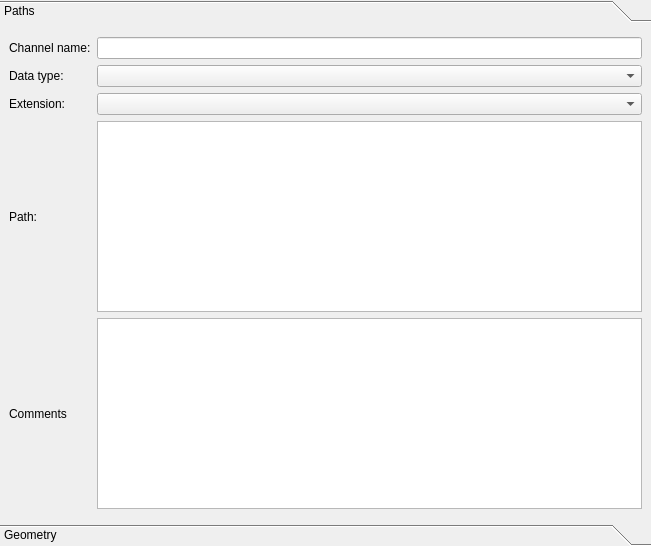
The window that ClearMap/gui/creator/channel_params.ui (ClearAnatomics/ClearMap) describes before a commit, drawn with Qt 5.
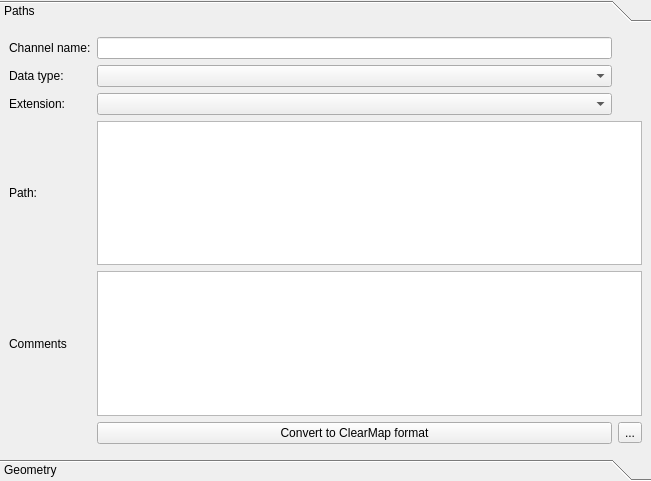
The same window after the commit. The open tabs and pages were chosen to show the change. Icons and pictures are not drawn.

Commit message: IMPROVEMENT: Adds button to convert raw source to sample tab

```diff
--- a/ClearMap/gui/creator/channel_params.ui
+++ b/ClearMap/gui/creator/channel_params.ui
@@ -7,7 +7,7 @@
     <x>0</x>
     <y>0</y>
     <width>651</width>
-    <height>546</height>
+    <height>481</height>
    </rect>
   </property>
   <property name="windowTitle">
@@ -37,7 +37,7 @@
         <x>0</x>
         <y>0</y>
         <width>651</width>
-        <height>486</height>
+        <height>421</height>
        </rect>
       </property>
       <attribute name="label">
@@ -81,7 +81,7 @@
          </property>
         </widget>
        </item>
-       <item row="3" column="1">
+       <item row="3" column="1" colspan="2">
         <widget class="QPlainTextEdit" name="pathPlainTextEdit"/>
        </item>
        <item row="4" column="0">
@@ -91,9 +91,30 @@
          </property>
         </widget>
        </item>
-       <item row="4" column="1">
+       <item row="4" column="1" colspan="2">
         <widget class="QPlainTextEdit" name="commentsPlainTextEdit"/>
        </item>
+       <item row="5" column="1">
+        <widget class="QPushButton" name="convertToClearMapPushButton">
+         <property name="whatsThis">
+          <string>&lt;html&gt;&lt;head/&gt;&lt;body&gt;&lt;p&gt;This will convert your sample to be compatible with ClearMap. There are 4 options:&lt;/p&gt;&lt;p&gt;&lt;span style=&quot; font-weight:700;&quot;&gt;Tiled sample (with x/y pattern)&lt;/span&gt;&lt;/p&gt;&lt;p&gt;The tiles will be converted to numpy. &lt;/p&gt;&lt;p&gt;&lt;span style=&quot; font-weight:700;&quot;&gt;Single numpy file &lt;/span&gt;&lt;/p&gt;&lt;p&gt;The file will be renamed. &lt;/p&gt;&lt;p&gt;&lt;span style=&quot; font-weight:700;&quot;&gt;Single file of supported format &lt;/span&gt;&lt;/p&gt;&lt;p&gt;The file will be converted to numpy. &lt;/p&gt;&lt;p&gt;&lt;span style=&quot; font-weight:700;&quot;&gt;List of files with Z pattern &lt;/span&gt;&lt;/p&gt;&lt;p&gt;The layers will be stacked into a single numpy file. &lt;/p&gt;&lt;/body&gt;&lt;/html&gt;</string>
+         </property>
+         <property name="text">
+          <string>Convert to ClearMap format</string>
+         </property>
+        </widget>
+       </item>
+       <item row="5" column="2">
+        <widget class="QToolButton" name="convertToClearMapPushButtonInfoToolButton">
+         <property name="text">
+          <string>...</string>
+         </property>
+         <property name="icon">
+          <iconset resource="icons.qrc">
+           <normaloff>:/icons/icons/info.svg</normaloff>:/icons/icons/info.svg</iconset>
+         </property>
+        </widget>
+       </item>
       </layout>
      </widget>
      <widget class="QWidget" name="geometryPage">
```
Left out of the diff: 518 changed lines with no effect on the pictures. Lines whose indentation alone changed are shown as unchanged. The commit also changes 3 other files.
